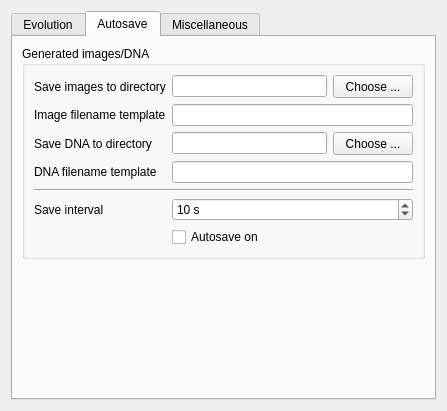
The window that optionsform.ui (superkartoffel/evo-cubist) describes before a commit, drawn with Qt 5.
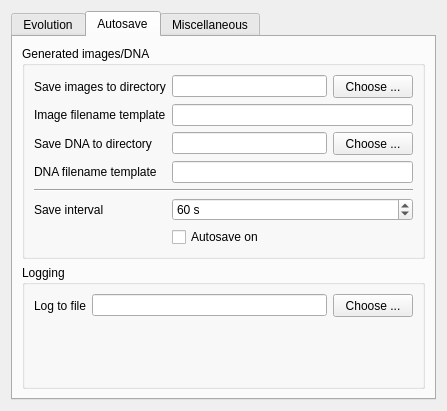
The same window after the commit. The open tabs and pages were chosen to show the change. Icons and pictures are not drawn.

Patch:
```diff
--- a/optionsform.ui
+++ b/optionsform.ui
@@ -554,7 +554,7 @@
                <number>2</number>
               </property>
               <property name="value">
-               <number>10</number>
+               <number>60</number>
               </property>
              </widget>
             </item>
@@ -638,17 +638,50 @@
         </widget>
        </item>
        <item>
-        <spacer name="verticalSpacer">
-         <property name="orientation">
-          <enum>Qt::Vertical</enum>
-         </property>
-         <property name="sizeHint" stdset="0">
+        <widget class="QGroupBox" name="groupBox_2">
+         <property name="minimumSize">
           <size>
-           <width>20</width>
-           <height>5</height>
+           <width>0</width>
+           <height>100</height>
           </size>
          </property>
-        </spacer>
+         <property name="title">
+          <string>Logging</string>
+         </property>
+         <layout class="QGridLayout" name="gridLayout_4">
+          <item row="0" column="0">
+           <layout class="QFormLayout" name="formLayout_4">
+            <item row="0" column="0">
+             <widget class="QLabel" name="logToFileLabel">
+              <property name="text">
+               <string>Log to file</string>
+              </property>
+             </widget>
+            </item>
+            <item row="0" column="1">
+             <layout class="QHBoxLayout" name="horizontalLayout_8">
+              <item>
+               <widget class="QLineEdit" name="logFileLineEdit"/>
+              </item>
+              <item>
+               <widget class="QPushButton" name="selectLogFilePushButton">
+                <property name="minimumSize">
+                 <size>
+                  <width>0</width>
+                  <height>23</height>
+                 </size>
+                </property>
+                <property name="text">
+                 <string>Choose ...</string>
+                </property>
+               </widget>
+              </item>
+             </layout>
+            </item>
+           </layout>
+          </item>
+         </layout>
+        </widget>
        </item>
       </layout>
      </widget>
```
